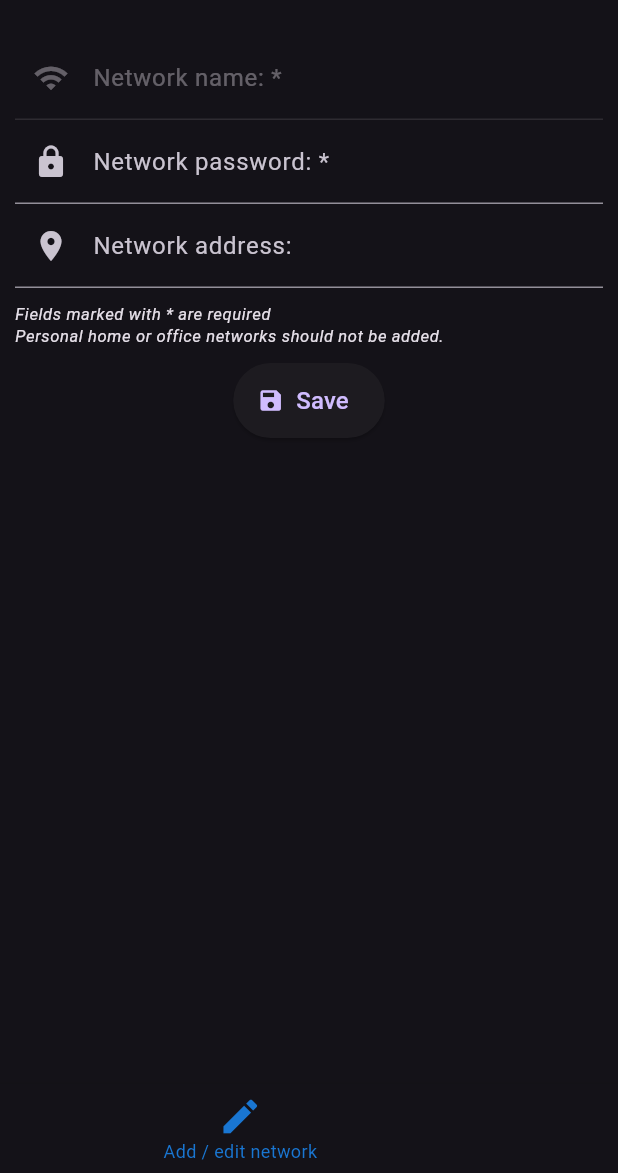
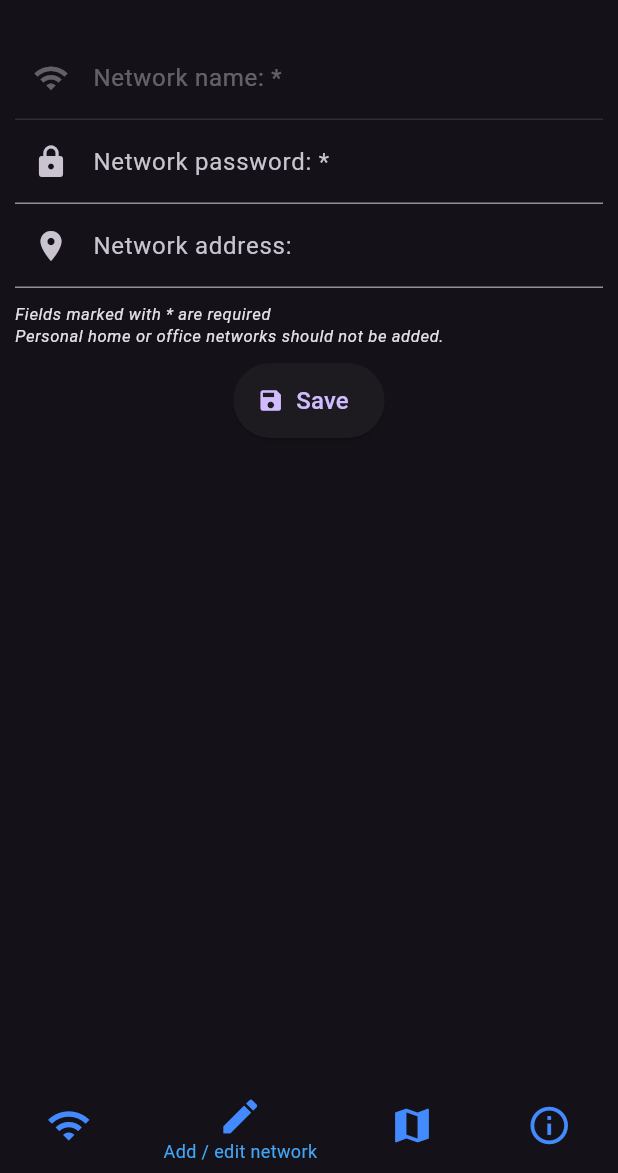
Before and after one commit to gigili/banja-luka-wifi, a Flutter app: the screen it shows after launch, item 2 of the bottom bar chosen, on a phone screen of 412 x 824 dp, the part 63-1236 px from its top. Run offline on Flutter 3.47's test engine with Material 3 defaults, Android fonts, the phone set to English and light mode, and no system bars; drawn by our look-alikes of google_mobile_ads; our stand-ins replace appwrite, bloc, connectivity_plus, equatable, flutter_bloc, flutter_widget_from_html and 7 more; missing offline and left inert: network_info_plus; accounts and stored records are empty; generated files the repository leaves out were written again; network calls fail.

Commit message:
Release version 3.2.1

```diff
--- a/lib/app.dart
+++ b/lib/app.dart
@@ -82,7 +82,7 @@ class _AppState extends State<App> {
       ),
       bottomNavigationBar: BottomNavigationBar(
         type: BottomNavigationBarType.shifting,
-        selectedItemColor: Colors.blue[700],
+        selectedItemColor: Colors.blue[400],
         selectedFontSize: 12,
         unselectedFontSize: 11,
         showUnselectedLabels: false,
@@ -91,19 +91,19 @@ class _AppState extends State<App> {
         items: [
           BottomNavigationBarItem(
             label: context.l10n.lblNetworks,
-            icon: Icon(Icons.wifi),
+            icon: Icon(Icons.wifi, color: Colors.blueAccent),
           ),
           BottomNavigationBarItem(
             label: context.l10n.lblAddEditNetwork,
-            icon: Icon(Icons.edit),
+            icon: Icon(Icons.edit, color: Colors.blueAccent),
           ),
           BottomNavigationBarItem(
             label: context.l10n.lblNetworksMap,
-            icon: Icon(Icons.map),
+            icon: Icon(Icons.map, color: Colors.blueAccent),
           ),
           BottomNavigationBarItem(
             label: context.l10n.lblAppInfo,
-            icon: Icon(Icons.info_outline),
+            icon: Icon(Icons.info_outline, color: Colors.blueAccent),
           ),
         ],
         onTap: (int index) => setState(() {
--- a/lib/screens/network_form_screen.dart
+++ b/lib/screens/network_form_screen.dart
@@ -9,7 +9,7 @@ import 'package:network_info_plus/network_info_plus.dart';
 import 'package:permission_handler/permission_handler.dart' as perm;
 
 class NetworkFormScreen extends StatefulWidget {
-  const NetworkFormScreen({Key? key}) : super(key: key);
+  const NetworkFormScreen({super.key});
 
   @override
   State<NetworkFormScreen> createState() => _NetworkFormScreenState();
@@ -125,7 +125,7 @@ class _NetworkFormScreenState extends State<NetworkFormScreen> {
                 Center(
                   child: ElevatedButton.icon(
                     style: ButtonStyle(
-                      minimumSize: MaterialStateProperty.resolveWith((state) => Size(100, 50)),
+                      minimumSize: WidgetStateProperty.resolveWith((state) => Size(100, 50)),
                     ),
                     icon: Icon(Icons.save),
                     label: Text(
@@ -152,6 +152,8 @@ class _NetworkFormScreenState extends State<NetworkFormScreen> {
                         geoLat: geoLat,
                         geoLong: geoLong,
                       );
+
+                      FocusScope.of(context).unfocus();
 
                       network?.lastUpdate = DateTime.now().toIso8601String();
                       context.read<NetworkFormCubit>().submitNetwork(network!);
--- a/lib/screens/network_map_screen.dart
+++ b/lib/screens/network_map_screen.dart
@@ -6,7 +6,7 @@ import 'package:flutter_bloc/flutter_bloc.dart';
 import 'package:google_maps_flutter/google_maps_flutter.dart';
 
 class NetworkMapScreen extends StatefulWidget {
-  const NetworkMapScreen({Key? key}) : super(key: key);
+  const NetworkMapScreen({super.key});
 
   @override
   State<NetworkMapScreen> createState() => _NetworkMapScreenState();
@@ -54,8 +54,9 @@ class _NetworkMapScreenState extends State<NetworkMapScreen> {
             .toSet();
 
         return GoogleMap(
+          mapType: MapType.hybrid,
+          initialCameraPosition: _kGooglePlex,
           myLocationEnabled: true,
-          initialCameraPosition: _kGooglePlex,
           onMapCreated: _controller.complete,
           markers: markers,
           mapToolbarEnabled: true,
```
Also changed, not shown: lib/providers/connectivity_provider.dart (+13 -7 lines), lib/screens/app_info_screen.dart (+4 -4 lines), lib/screens/networks_screen.dart (+6 -3 lines), pubspec.yaml (+11 -11 lines), pubspec.lock, 8 other files.
